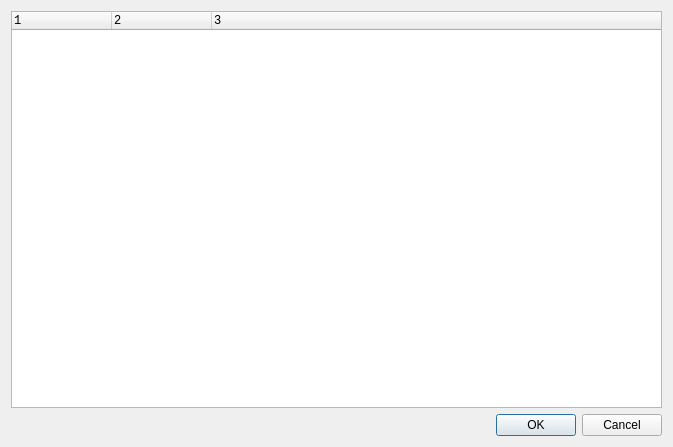
The window that ui/memory_map.ui (giwig/qtCheatMotor) describes before a commit, drawn with Qt 5.
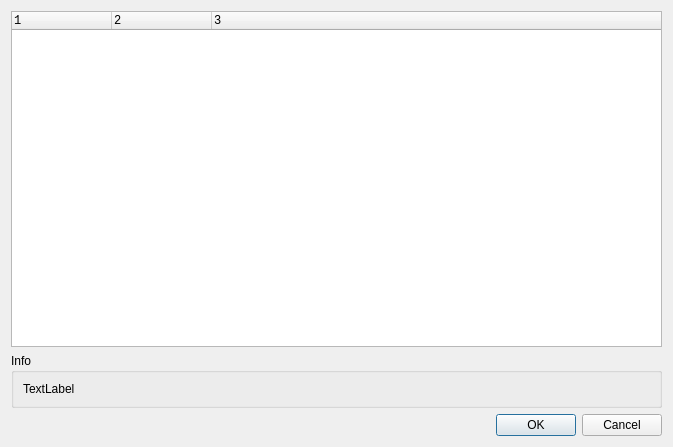
The same window after the commit.

Commit message: - QTreeWidget memory_map remade

```diff
--- a/ui/memory_map.ui
+++ b/ui/memory_map.ui
@@ -41,6 +41,22 @@
      </column>
     </widget>
    </item>
+   <item>
+    <widget class="QGroupBox" name="gboxInfo">
+     <property name="title">
+      <string>Info</string>
+     </property>
+     <layout class="QHBoxLayout" name="horizontalLayout">
+      <item>
+       <widget class="QLabel" name="lblInfo">
+        <property name="text">
+         <string>TextLabel</string>
+        </property>
+       </widget>
+      </item>
+     </layout>
+    </widget>
+   </item>
    <item>
     <widget class="QDialogButtonBox" name="buttonBox">
      <property name="orientation">
```
The commit also changes 3 other files.
